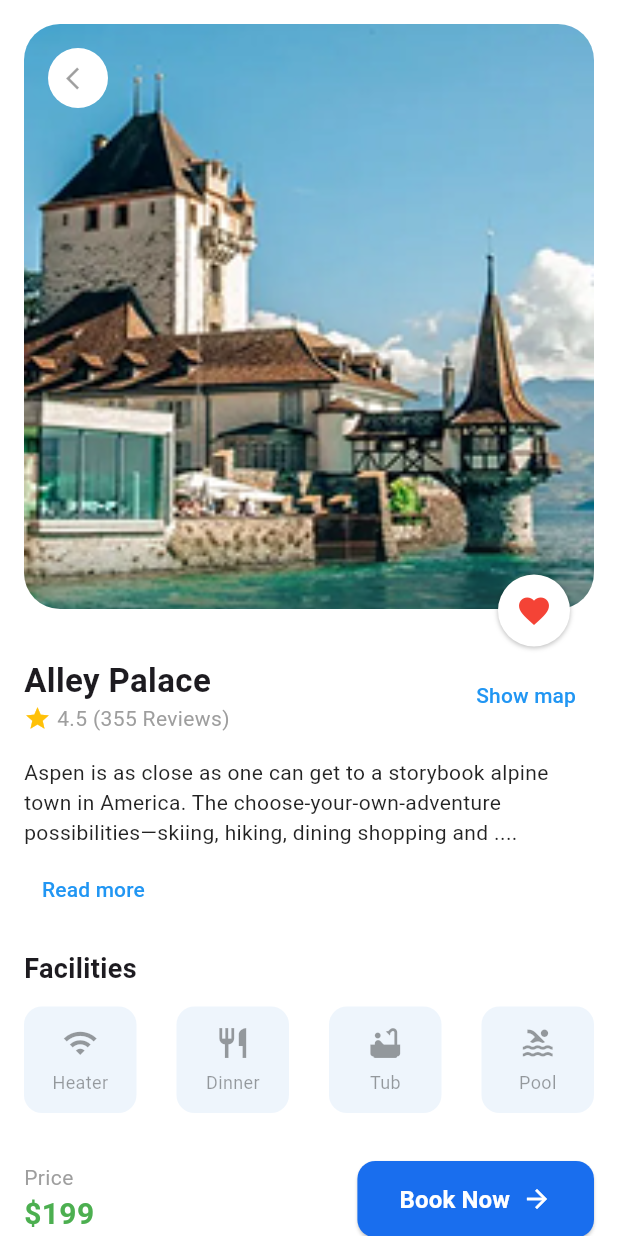
After one commit to Nouman-hashir/Travel_Hub, a Flutter app: the HomeScreen screen opened directly, after a tap on "Alley Palace", on a phone screen of 412 x 824 dp. The commit adds this screen. Run offline on Flutter 3.47's test engine with Material 3 defaults, Android fonts, the phone set to English and light mode, and no system bars.

Commit message:
Add place detail screen and supporting widgets
Introduces a new PlaceDetailScreen with supporting widgets for header, title, description, facilities, and bottom sections. Updates HomeScreen to navigate to the detail screen on place card tap. Minor UI adjustment in recommended_card for badge positioning.

```diff
--- a/lib/presentation/view/home_screen.dart
+++ b/lib/presentation/view/home_screen.dart
@@ -1,4 +1,5 @@
 import 'package:flutter/material.dart';
+import 'package:travel_hub/presentation/view/place_detail_screen.dart';
 import 'package:travel_hub/presentation/widgets/category_roe.dart';
 import 'package:travel_hub/presentation/widgets/place_card.dart';
 import 'package:travel_hub/presentation/widgets/recommended_card.dart';
@@ -135,11 +136,25 @@ class HomeScreen extends StatelessWidget {
                         itemBuilder: (context, index) {
                           final place = places[index];
                           final height = place.containsKey('height') ? place['height'] : 280;
-                          return PlaceCard(
-                            imageUrl: place["imageUrl"],
-                            placeName: place["placeName"],
-                            rating: place["rating"],
-                            height: height,
+                          return GestureDetector(
+                            onTap: () {
+                              Navigator.push(
+                                context,
+                                MaterialPageRoute(
+                                  builder: (context) => PlaceDetailScreen(
+                                    imageUrl: place["imageUrl"],
+                                    placeName: place["placeName"],
+                                    rating: place["rating"],
+                                  ),
+                                ),
+                              );
+                            },
+                            child: PlaceCard(
+                              imageUrl: place["imageUrl"],
+                              placeName: place["placeName"],
+                              rating: place["rating"],
+                              height: height,
+                            ),
                           );
                         },
                       ),
--- /dev/null
+++ b/lib/presentation/view/place_detail_screen.dart
@@ -0,0 +1,50 @@
+import 'package:flutter/material.dart';
+import 'package:travel_hub/presentation/widgets/bottom_section.dart';
+import 'package:travel_hub/presentation/widgets/description_section.dart';
+import 'package:travel_hub/presentation/widgets/facilities_section.dart';
+import 'package:travel_hub/presentation/widgets/header_section.dart';
+import 'package:travel_hub/presentation/widgets/tite_section.dart';
+
+
+class PlaceDetailScreen extends StatelessWidget {
+  final String imageUrl;
+  final String placeName;
+  final double rating;
+
+  const PlaceDetailScreen({
+    super.key,
+    required this.imageUrl,
+    required this.placeName,
+    required this.rating,
+  });
+
+  @override
+  Widget build(BuildContext context) {
+    return Scaffold(
+      backgroundColor:  Colors.white, // blue background
+      body: SafeArea(
+        child: SingleChildScrollView(
+          child: Column(
+            children:  [
+              HeaderSection(
+                imageUrl: imageUrl,
+              ),
+              TitleSection(
+                title: placeName,
+                rating: rating,
+                reviews: 355,
+              ),
+              DescriptionSection(
+                description:
+                    "Aspen is as close as one can get to a storybook alpine town in America. "
+                    "The choose-your-own-adventure possibilities—skiing, hiking, dining shopping and ....",
+              ),
+              FacilitiesSection(),
+              BottomSection(price: 199),
+            ],
+          ),
+        ),
+      ),
+    );
+  }
+}
--- /dev/null
+++ b/lib/presentation/widgets/bottom_section.dart
@@ -0,0 +1,60 @@
+import 'package:flutter/material.dart';
+
+class BottomSection extends StatelessWidget {
+  final int price;
+
+  const BottomSection({super.key, required this.price});
+
+  @override
+  Widget build(BuildContext context) {
+    return Padding(
+      padding: const EdgeInsets.all(16),
+      child: Row(
+        mainAxisAlignment: MainAxisAlignment.spaceBetween,
+        children: [
+          // Price
+          Column(
+            crossAxisAlignment: CrossAxisAlignment.start,
+            children: [
+              const Text("Price", style: TextStyle(color: Colors.grey)),
+              Text(
+                "\$$price",
+                style: const TextStyle(
+                  fontSize: 20,
+                  color: Colors.green,
+                  fontWeight: FontWeight.bold,
+                ),
+              ),
+            ],
+          ),
+
+          // Book Now Button
+          ElevatedButton(
+            style: ElevatedButton.styleFrom(
+              backgroundColor: Color(0xFF196EEE),
+              padding: const EdgeInsets.symmetric(horizontal: 28, vertical: 14),
+              shape: RoundedRectangleBorder(
+                borderRadius: BorderRadius.circular(12),
+              ),
+            ),
+            onPressed: () {},
+            child: Row(
+              children: [
+                const Text(
+                  "Book Now",
+                  style: TextStyle(
+                    fontSize: 16,
+                    fontWeight: FontWeight.bold,
+                    color: Colors.white,
+                  ),
+                ),
+                const SizedBox(width: 8),
+                Icon(Icons.arrow_forward, color: Colors.white, size: 20),
+              ],
+            ),
+          ),
+        ],
+      ),
+    );
+  }
+}
--- /dev/null
+++ b/lib/presentation/widgets/description_section.dart
@@ -0,0 +1,29 @@
+import 'package:flutter/material.dart';
+
+class DescriptionSection extends StatelessWidget {
+  final String description;
+
+  const DescriptionSection({super.key, required this.description});
+
+  @override
+  Widget build(BuildContext context) {
+    return Padding(
+      padding: const EdgeInsets.symmetric(horizontal: 16),
+      child: Column(
+        crossAxisAlignment: CrossAxisAlignment.start,
+        children: [
+          Text(
+            description,
+            style: const TextStyle(color: Colors.black87),
+          ),
+          const SizedBox(height: 4),
+          TextButton(
+            onPressed: () {},
+            child: const Text("Read more",
+                style: TextStyle(color: Colors.blue)),
+          ),
+        ],
+      ),
+    );
+  }
+}
--- /dev/null
+++ b/lib/presentation/widgets/facilities_section.dart
@@ -0,0 +1,50 @@
+import 'package:flutter/material.dart';
+
+class FacilitiesSection extends StatelessWidget {
+  const FacilitiesSection({super.key});
+
+  @override
+  Widget build(BuildContext context) {
+    final facilities = [
+      {"icon": Icons.wifi, "label": "Heater"},
+      {"icon": Icons.restaurant, "label": "Dinner"},
+      {"icon": Icons.bathtub, "label": "Tub"},
+      {"icon": Icons.pool, "label": "Pool"},
+    ];
+
+    return Padding(
+      padding: const EdgeInsets.all(16),
+      child: Column(
+        crossAxisAlignment: CrossAxisAlignment.start,
+        children: [
+          const Text("Facilities",
+              style: TextStyle(fontSize: 18, fontWeight: FontWeight.bold)),
+          const SizedBox(height: 12),
+          Row(
+            mainAxisAlignment: MainAxisAlignment.spaceBetween,
+            children: facilities
+                .map((f) => Container(
+                      width: 75,
+                      padding: const EdgeInsets.symmetric(
+                          vertical: 12, horizontal: 2),
+                      decoration: BoxDecoration(
+                        color: Color(0xffA8CCF0).withAlpha(50),
+                        borderRadius: BorderRadius.circular(12),
+                      ),
+                  child: Column(
+                        children: [
+                          Icon(f["icon"] as IconData,
+                              color: Colors.black38),
+                          const SizedBox(height: 6),
+                          Text(f["label"] as String,
+                              style: const TextStyle(fontSize: 12, color: Colors.black38)),
+                        ],
+                      ),
+                ))
+                .toList(),
+          ),
+        ],
+      ),
+    );
+  }
+}
--- /dev/null
+++ b/lib/presentation/widgets/header_section.dart
@@ -0,0 +1,67 @@
+import 'package:flutter/material.dart';
+
+class HeaderSection extends StatelessWidget {
+  final String imageUrl;
+
+  const HeaderSection({super.key, required this.imageUrl});
+
+  @override
+  Widget build(BuildContext context) {
+    return Padding(
+      padding: const EdgeInsets.all(16.0), // add padding around image
+      child: Stack(
+        clipBehavior: Clip.none,
+        children: [
+          // Background Image
+          ClipRRect(
+            borderRadius: BorderRadius.circular(24),
+            child: Image.asset(
+              imageUrl,
+              height: 390,
+              width: double.infinity,
+              fit: BoxFit.cover,
+            ),
+          ),
+
+          // Back button (top-left)
+          Positioned(
+            top: 16,
+            left: 16,
+            child: CircleAvatar(
+              backgroundColor: Colors.white,
+              child: IconButton(
+
+                icon: Padding(
+                  padding: const EdgeInsets.symmetric(horizontal: 4.0),
+                  child: const Icon(Icons.arrow_back_ios, color: Colors.black38,size: 18,),
+                ),
+                onPressed: () => Navigator.pop(context),
+              ),
+            ),
+          ),
+          Positioned(
+            bottom: -25,
+            right: 16,
+            child: Container(
+              decoration: BoxDecoration(
+                color: Colors.white,
+                shape: BoxShape.circle,
+                boxShadow: [
+                  BoxShadow(
+                    color: Colors.black26,
+                    blurRadius: 2,
+                    offset: const Offset(0, 1),
+                  ),
+                ],
+              ),
+              child: IconButton(
+                icon: const Icon(Icons.favorite, color: Colors.red),
+                onPressed: () {},
+              ),
+            ),
+          ),
+        ],
+      ),
+    );
+  }
+}
--- a/lib/presentation/widgets/recommended_card.dart
+++ b/lib/presentation/widgets/recommended_card.dart
@@ -36,6 +36,7 @@ class TravelCard extends StatelessWidget {
         children: [
           // Image with Badge
           Stack(
+            clipBehavior: Clip.none,
             children: [
               ClipRRect(
                 borderRadius: const BorderRadius.only(
@@ -52,8 +53,8 @@ class TravelCard extends StatelessWidget {
 
               // Badge on top right
               Positioned(
-                right: 8,
-                bottom: -5,
+                right: 3,
+                bottom: -10,
                 child: Container(
                   padding: const EdgeInsets.symmetric(
                     horizontal: 2,
--- /dev/null
+++ b/lib/presentation/widgets/tite_section.dart
@@ -0,0 +1,54 @@
+import 'package:flutter/material.dart';
+
+class TitleSection extends StatelessWidget {
+  final String title;
+  final double rating;
+  final int reviews;
+
+  const TitleSection({
+    super.key,
+    required this.title,
+    required this.rating,
+    required this.reviews,
+  });
+
+  @override
+  Widget build(BuildContext context) {
+    return Padding(
+      padding: const EdgeInsets.all(16),
+      child: Row(
+        mainAxisAlignment: MainAxisAlignment.spaceBetween,
+        children: [
+          // Title + Rating
+          Column(
+            crossAxisAlignment: CrossAxisAlignment.start,
+            children: [
+              Text(
+                title,
+                style: const TextStyle(
+                  fontSize: 22,
+                  fontWeight: FontWeight.bold,
+                ),
+              ),
+              Row(
+                children: [
+                  const Icon(Icons.star, color: Colors.amber, size: 18),
+                  const SizedBox(width: 4),
+                  Text("$rating ($reviews Reviews)",
+                      style: const TextStyle(color: Colors.grey)),
+                ],
+              ),
+            ],
+          ),
+
+          // Show map
+          TextButton(
+            onPressed: () {},
+            child: const Text("Show map",
+                style: TextStyle(color: Colors.blue)),
+          ),
+        ],
+      ),
+    );
+  }
+}
```
Also changed, not shown: assets/images/image2.png.
